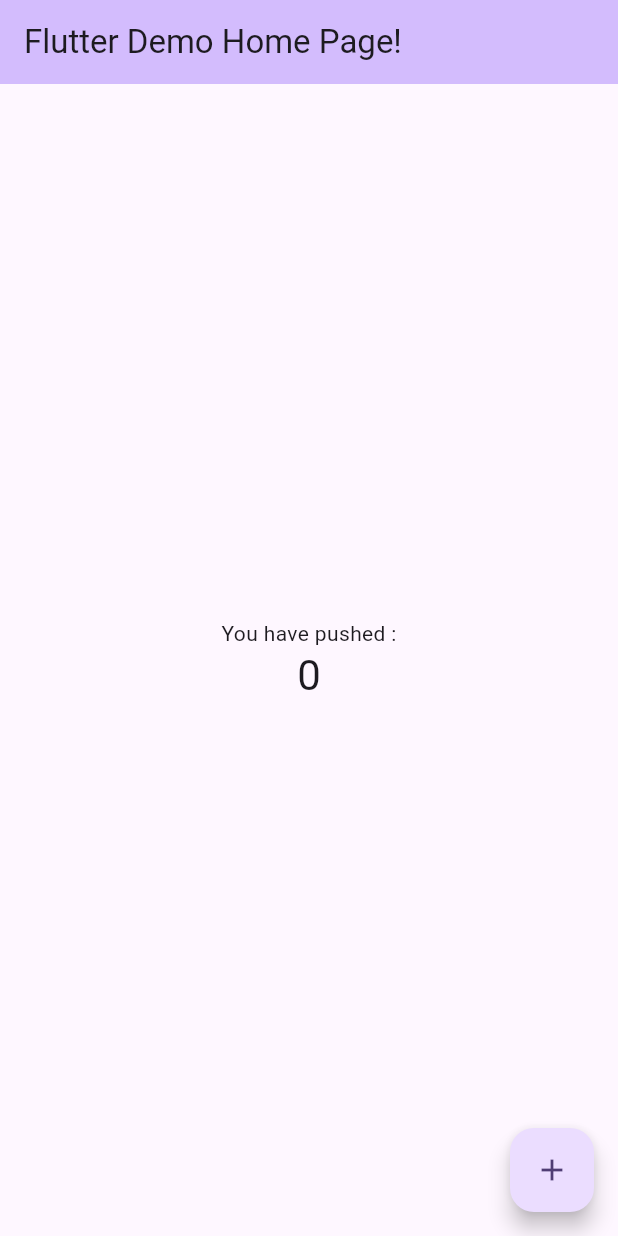
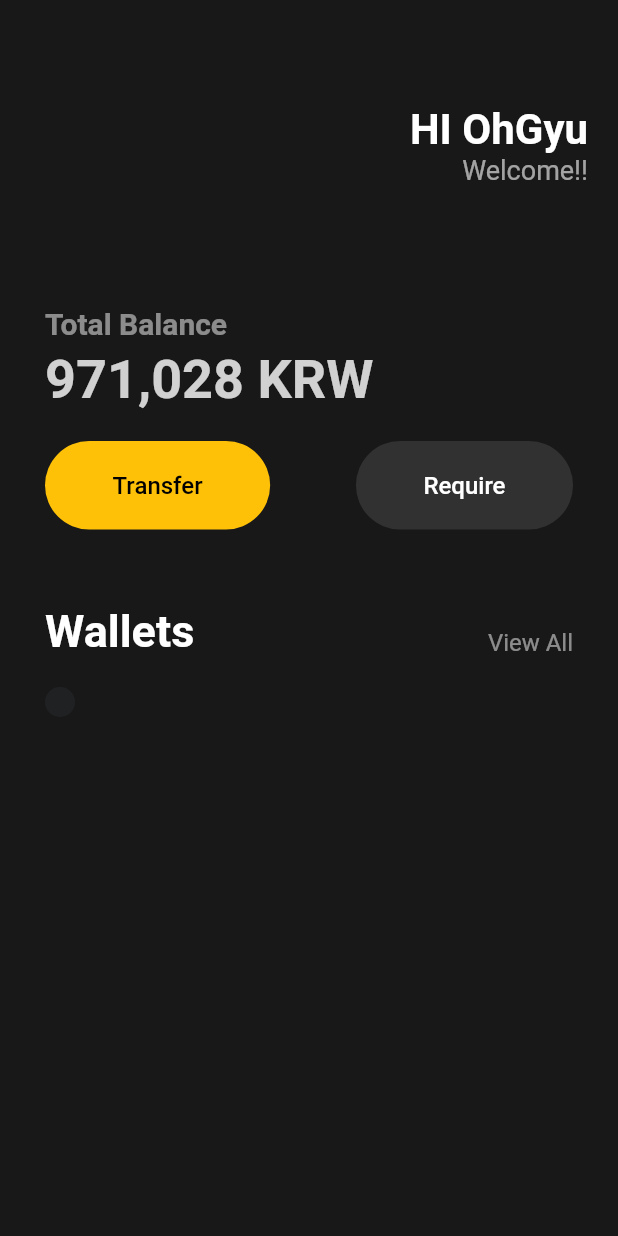
Before and after one commit to Oh9yu/flutterPractice, a Flutter app: the screen it shows after launch, on a phone screen of 412 x 824 dp. Run offline on Flutter 3.47's test engine with Material 2 defaults, Android fonts, the phone set to English and light mode, and no system bars.

Commit message:
ADD: Widget

```diff
--- a/analysis_options.yaml
+++ b/analysis_options.yaml
@@ -7,9 +7,10 @@
 
 # The following line activates a set of recommended lints for Flutter apps,
 # packages, and plugins designed to encourage good coding practices.
-include: package:flutter_lints/flutter.yaml
+include: package:pedantic/analysis_options.yaml
 
 linter:
+  # avoid_print: warning
   # The lint rules applied to this project can be customized in the
   # section below to disable rules from the `package:flutter_lints/flutter.yaml`
   # included above or to enable additional rules. A list of all available lints
@@ -21,8 +22,7 @@ linter:
   # `// ignore_for_file: name_of_lint` syntax on the line or in the file
   # producing the lint.
   rules:
-    # avoid_print: false  # Uncomment to disable the `avoid_print` rule
+    # avoid_print: false # Uncomment to disable the `avoid_print` rule
     # prefer_single_quotes: true  # Uncomment to enable the `prefer_single_quotes` rule
-
 # Additional information about this file can be found at
 # https://dart.dev/guides/language/analysis-options
--- /dev/null
+++ b/lib/Widget/button.dart
@@ -0,0 +1,28 @@
+import 'package:flutter/material.dart';
+
+class Button extends StatelessWidget {
+  final String text;
+  final Color bgColor;
+  final Color txColor;
+
+  const Button(
+      {super.key,
+      required this.text,
+      required this.bgColor,
+      required this.txColor});
+
+  @override
+  Widget build(BuildContext context) {
+    return Container(
+        decoration: BoxDecoration(
+            borderRadius: BorderRadius.circular(45), color: bgColor),
+        child: Padding(
+          padding: EdgeInsets.symmetric(vertical: 20, horizontal: 45),
+          child: Text(
+            '$text',
+            style: TextStyle(
+                fontSize: 16, fontWeight: FontWeight.w500, color: txColor),
+          ),
+        ));
+  }
+}
--- /dev/null
+++ b/lib/Widget/cardui.dart
@@ -0,0 +1,35 @@
+import 'package:flutter/material.dart';
+
+class CardUI extends StatelessWidget {
+  final String title;
+  final Color bgColor;
+  final String cost;
+  final String loc;
+  final Color titleColor;
+  final Color locColor;
+
+  const CardUI(
+      {super.key,
+      required this.title,
+      required this.bgColor,
+      required this.cost,
+      required this.loc,
+      required this.titleColor,
+      required this.locColor});
+
+  @override
+  Widget build(BuildContext context) {
+    return Container(
+      decoration: BoxDecoration(
+        borderRadius: BorderRadius.circular(20),
+        color: bgColor,
+      ),
+      child: Padding(
+        padding: EdgeInsets.symmetric(vertical: 10, horizontal: 10),
+        child: Column(
+          children: [],
+        ),
+      ),
+    );
+  }
+}
--- a/lib/main.dart
+++ b/lib/main.dart
@@ -1,125 +1,129 @@
 import 'package:flutter/material.dart';
+import 'package:flutter_practice/Widget/Button.dart';
+import 'package:flutter_practice/Widget/cardui.dart';
 
 void main() {
-  runApp(const MyApp());
+  runApp(App());
 }
 
-class MyApp extends StatelessWidget {
-  const MyApp({super.key});
-
-  // This widget is the root of your application.
+class App extends StatelessWidget {
   @override
   Widget build(BuildContext context) {
     return MaterialApp(
-      title: 'Flutter Demo',
-      theme: ThemeData(
-        // This is the theme of your application.
-        //
-        // TRY THIS: Try running your application with "flutter run". You'll see
-        // the application has a blue toolbar. Then, without quitting the app,
-        // try changing the seedColor in the colorScheme below to Colors.green
-        // and then invoke "hot reload" (save your changes or press the "hot
-        // reload" button in a Flutter-supported IDE, or press "r" if you used
-        // the command line to start the app).
-        //
-        // Notice that the counter didn't reset back to zero; the application
-        // state is not lost during the reload. To reset the state, use hot
-        // restart instead.
-        //
-        // This works for code too, not just values: Most code changes can be
-        // tested with just a hot reload.
-        colorScheme: ColorScheme.fromSeed(seedColor: Colors.deepPurple),
-        useMaterial3: true,
+      home: Scaffold(
+        backgroundColor: Color(0xFF181818),
+        body: Padding(
+          padding: EdgeInsets.symmetric(horizontal: 20, vertical: 10),
+          child: Column(
+            crossAxisAlignment: CrossAxisAlignment.start,
+            children: [
+              SizedBox(
+                height: 60,
               ),
-      home: const MyHomePage(title: 'Flutter Demo Home Page!'),
-    );
-  }
-}
-
-class MyHomePage extends StatefulWidget {
-  const MyHomePage({super.key, required this.title});
-
-  // This widget is the home page of your application. It is stateful, meaning
-  // that it has a State object (defined below) that contains fields that affect
-  // how it looks.
-
-  // This class is the configuration for the state. It holds the values (in this
-  // case the title) provided by the parent (in this case the App widget) and
-  // used by the build method of the State. Fields in a Widget subclass are
-  // always marked "final".
-
-  final String title;
-
-  @override
-  State<MyHomePage> createState() => _MyHomePageState();
-}
-
-class _MyHomePageState extends State<MyHomePage> {
-  int _counter = 0;
-
-  void _incrementCounter() {
-    setState(() {
-      // This call to setState tells the Flutter framework that something has
-      // changed in this State, which causes it to rerun the build method below
-      // so that the display can reflect the updated values. If we changed
-      // _counter without calling setState(), then the build method would not be
-      // called again, and so nothing would appear to happen.
-      _counter++;
-    });
-  }
-
-  @override
-  Widget build(BuildContext context) {
-    // This method is rerun every time setState is called, for instance as done
-    // by the _incrementCounter method above.
-    //
-    // The Flutter framework has been optimized to make rerunning build methods
-    // fast, so that you can just rebuild anything that needs updating rather
-    // than having to individually change instances of widgets.
-    return Scaffold(
-      appBar: AppBar(
-        // TRY THIS: Try changing the color here to a specific color (to
-        // Colors.amber, perhaps?) and trigger a hot reload to see the AppBar
-        // change color while the other colors stay the same.
-        backgroundColor: Theme.of(context).colorScheme.inversePrimary,
-        // Here we take the value from the MyHomePage object that was created by
-        // the App.build method, and use it to set our appbar title.
-        title: Text(widget.title),
-      ),
-      body: Center(
-        // Center is a layout widget. It takes a single child and positions it
-        // in the middle of the parent.
-        child: Column(
-          // Column is also a layout widget. It takes a list of children and
-          // arranges them vertically. By default, it sizes itself to fit its
-          // children horizontally, and tries to be as tall as its parent.
-          //
-          // Column has various properties to control how it sizes itself and
-          // how it positions its children. Here we use mainAxisAlignment to
-          // center the children vertically; the main axis here is the vertical
-          // axis because Columns are vertical (the cross axis would be
-          // horizontal).
-          //
-          // TRY THIS: Invoke "debug painting" (choose the "Toggle Debug Paint"
-          // action in the IDE, or press "p" in the console), to see the
-          // wireframe for each widget.
-          mainAxisAlignment: MainAxisAlignment.center,
-          children: <Widget>[
-            const Text(
-              'You have pushed :',
+              Row(
+                mainAxisAlignment: MainAxisAlignment.end,
+                children: [
+                  Column(
+                    crossAxisAlignment: CrossAxisAlignment.end,
+                    children: [
+                      Text(
+                        'HI OhGyu',
+                        style: TextStyle(
+                            color: Colors.white,
+                            fontSize: 28,
+                            fontWeight: FontWeight.bold),
                       ),
                       Text(
-              '$_counter',
-              style: Theme.of(context).textTheme.headlineMedium,
+                        'Welcome!!',
+                        style: TextStyle(
+                          color: Colors.white.withOpacity(0.6),
+                          fontSize: 18,
+                        ),
+                      )
+                    ],
+                  )
+                ],
+              ),
+              SizedBox(
+                height: 80,
+              ),
+              Padding(
+                padding: EdgeInsets.symmetric(horizontal: 10),
+                child: Column(
+                  crossAxisAlignment: CrossAxisAlignment.start,
+                  children: [
+                    Text(
+                      'Total Balance',
+                      style: TextStyle(
+                          fontSize: 20,
+                          fontWeight: FontWeight.bold,
+                          color: Colors.white.withOpacity(0.5)),
+                    ),
+                    SizedBox(
+                      height: 5,
+                    ),
+                    Text(
+                      '971,028 KRW',
+                      style: TextStyle(
+                          fontSize: 36,
+                          fontWeight: FontWeight.w700,
+                          color: Colors.white.withOpacity(0.8)),
+                    ),
+                    SizedBox(
+                      height: 20,
+                    ),
+                    Row(
+                      mainAxisAlignment: MainAxisAlignment.spaceBetween,
+                      children: [
+                        Button(
+                            text: 'Transfer',
+                            bgColor: Colors.amber,
+                            txColor: Colors.black),
+                        Button(
+                            text: 'Require',
+                            bgColor: const Color.fromARGB(96, 90, 90, 90),
+                            txColor: Colors.white)
+                      ],
+                    ),
+                    SizedBox(
+                      height: 50,
+                    ),
+                    Row(
+                      mainAxisAlignment: MainAxisAlignment.spaceBetween,
+                      crossAxisAlignment: CrossAxisAlignment.end,
+                      children: [
+                        Text(
+                          'Wallets',
+                          style: TextStyle(
+                              color: Colors.white,
+                              fontSize: 30,
+                              fontWeight: FontWeight.w700),
+                        ),
+                        Text(
+                          'View All',
+                          style: TextStyle(
+                              fontSize: 16,
+                              color: Colors.white.withOpacity(0.5)),
+                        ),
+                      ],
+                    ),
+                    SizedBox(
+                      height: 20,
+                    ),
+                    CardUI(
+                        title: 'title',
+                        bgColor: Color(0xFF1F2123),
+                        cost: 'cost',
+                        loc: 'loc',
+                        titleColor: Colors.white,
+                        locColor: Colors.black.withOpacity(0.8))
+                  ],
+                ),
               ),
             ],
           ),
         ),
-      floatingActionButton: FloatingActionButton(
-        onPressed: _incrementCounter,
-        tooltip: 'Increment',
-        child: const Icon(Icons.add),
-      ), // This trailing comma makes auto-formatting nicer for build methods.
+      ),
     );
   }
 }
--- a/pubspec.yaml
+++ b/pubspec.yaml
@@ -46,6 +46,7 @@ dev_dependencies:
   # package. See that file for information about deactivating specific lint
   # rules and activating additional ones.
   flutter_lints: ^2.0.0
+  pedantic: ^1.11.1
 
 # For information on the generic Dart part of this file, see the
 # following page: https://dart.dev/tools/pub/pubspec
```
Also changed, not shown: pubspec.lock, 1 other file. Lines whose indentation alone changed are shown as unchanged.
